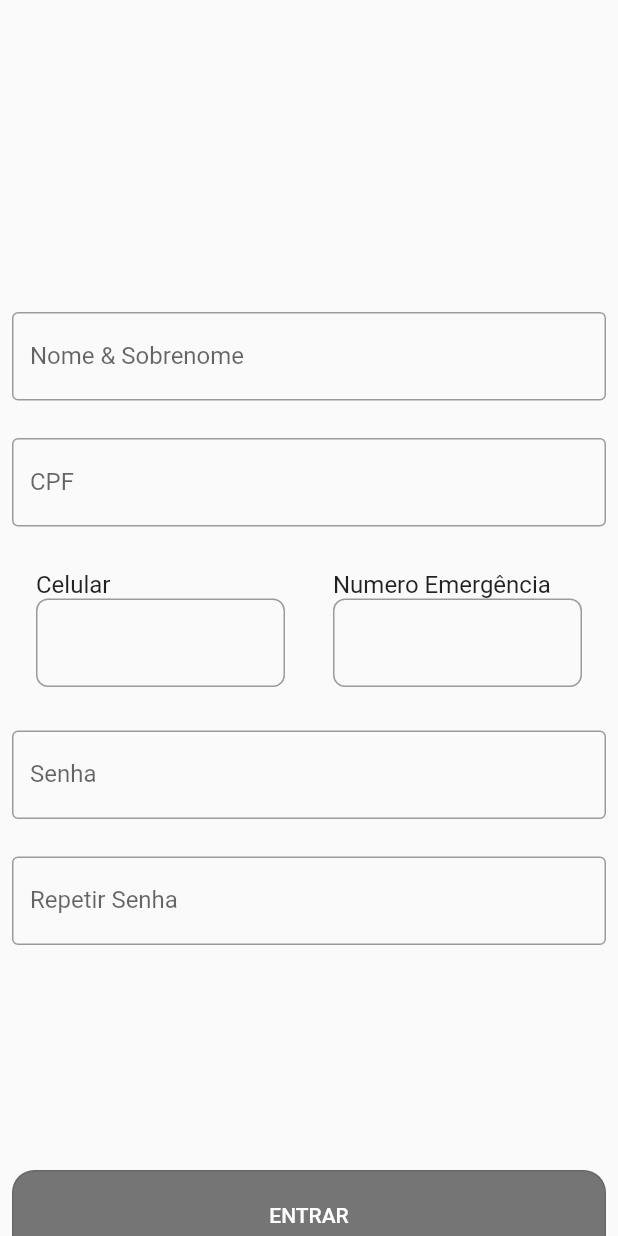
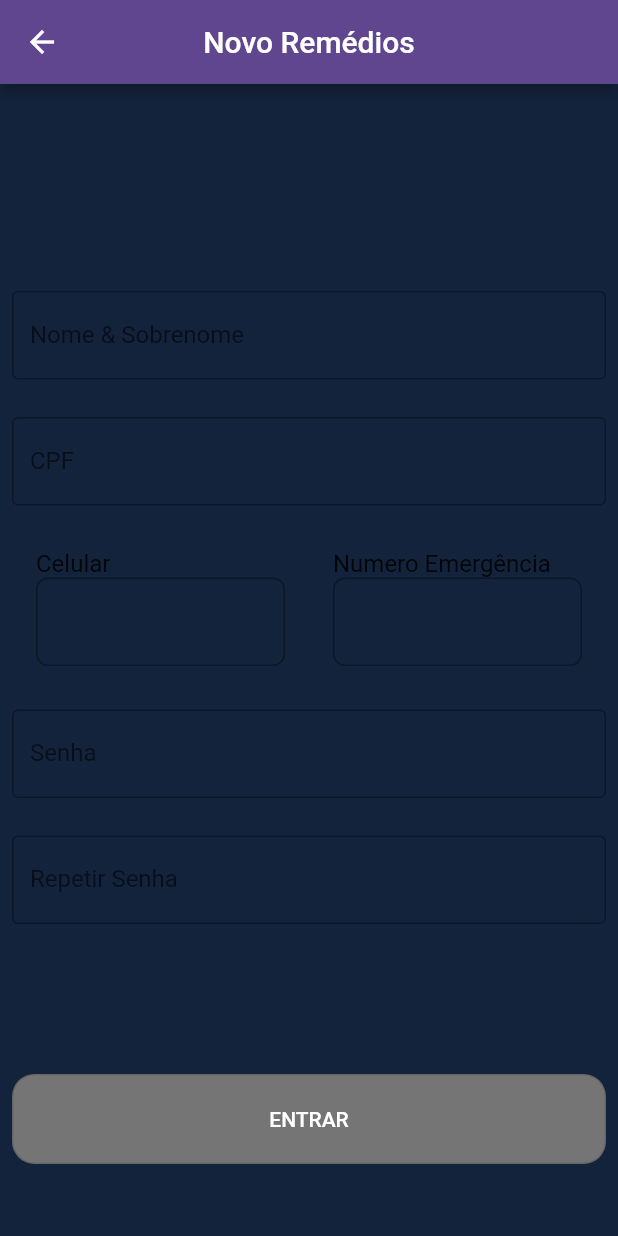
Before and after one commit to correagabriel/App_controleremedios, a Flutter app: the PrincipalView screen opened by its route, after a tap on "NOVO USUÁRIO", on a phone screen of 412 x 824 dp. Run offline on Flutter 3.47's test engine with Material 2 defaults, Android fonts, the phone set to English and light mode, and no system bars; our stand-ins replace device_preview.

Commit message:
second commit

```diff
--- a/lib/view/app/medicinesinlist_view.dart
+++ b/lib/view/app/medicinesinlist_view.dart
@@ -55,7 +55,7 @@ class _MedicinesinlistState extends State<Medicinesinlist> {
               ),
             ),
             Text(
-              lmedicines.qtndMedicamento,
+              lmedicines.dscMedicamento,
               style: TextStyle(
                 fontSize: 20,
                 fontStyle: FontStyle.italic,
--- a/lib/view/app/newpill_forms_view.dart
+++ b/lib/view/app/newpill_forms_view.dart
@@ -81,6 +81,7 @@ class _FormsnewpillState extends State<Formsnewpill> {
 
             Text(" QUANTIDADE COMPRIMIDOS : $_pills",
               style: TextStyle(fontSize: 22),
+
             ),
 
             SizedBox(
--- a/lib/view/user/forgetpassword_view.dart
+++ b/lib/view/user/forgetpassword_view.dart
@@ -12,7 +12,11 @@ class _ForgetPasswordState extends State<ForgetPassword> {
   Widget build(BuildContext context) {
     return Scaffold(
       backgroundColor: Color(0XFF14233c),
+
       appBar: AppBar(
+        title: const Text("Esqueceu a Senha"),
+        centerTitle: true,
+        backgroundColor: Color(0XFF60468f),
         leading: const BackButton(
         ),
       ),
--- a/lib/view/user/login_view.dart
+++ b/lib/view/user/login_view.dart
@@ -13,10 +13,11 @@ class _PrincipalViewState extends State<PrincipalView> {
     @override
     Widget build(BuildContext context) {
       return Material(
-      child: SizedBox(
-        width: double.infinity,
-        height: double.infinity,
-        child: Padding(
+        child: Scaffold(
+          backgroundColor: Color(0XFF14233c),
+          //width: double.infinity,
+          //height: double.infinity,
+          body: Padding(
             padding: const EdgeInsets.all(8.0),
             child: Column(
               mainAxisAlignment: MainAxisAlignment.start,
@@ -26,18 +27,48 @@ class _PrincipalViewState extends State<PrincipalView> {
                   child: Column(
                     children: [
                       TextField(
-                      maxLength: 11 ,
+                            maxLength: 11,
                             decoration: InputDecoration(
-                          labelText: 'CPF', border: OutlineInputBorder()),
+                            fillColor: Colors.white,
+                            filled: true,
+                            contentPadding: EdgeInsets.fromLTRB(16,8,16,8),
+                            border: OutlineInputBorder(
+                            borderRadius: BorderRadius.circular(19)
+                          ),
+                            labelText: 'CPF',
+                            enabledBorder: OutlineInputBorder(
+                            borderRadius: BorderRadius.circular(19),
+                            borderSide: const BorderSide(color: Color(0XFF60468f))
+                          ),
+                            focusedBorder: OutlineInputBorder(
+                            borderRadius: BorderRadius.circular(19),
+                            borderSide: const BorderSide(color:Color(0XFF60468f) ,width: 4)
+                          )
+                          ),
                       ),
                       SizedBox(
                         height: 15,
                       ),
+
                       TextField(
-                      obscureText: true,
                             maxLength: 8,
                             decoration: InputDecoration(
-                          labelText: 'Senha', border: OutlineInputBorder()),
+                            fillColor: Colors.white,
+                            filled: true,
+                            contentPadding: EdgeInsets.fromLTRB(16,8,16,8),
+                            border: OutlineInputBorder(
+                            borderRadius: BorderRadius.circular(19)
+                          ),
+                            labelText: 'SENHA',
+                            enabledBorder: OutlineInputBorder(
+                            borderRadius: BorderRadius.circular(19),
+                            borderSide: const BorderSide(color: Color(0XFF60468f))
+                          ),
+                            focusedBorder: OutlineInputBorder(
+                            borderRadius: BorderRadius.circular(19),
+                            borderSide: const BorderSide(color:Color(0XFF60468f) ,width: 4)
+                          )
+                          ),
                       ),
 
                       SizedBox(
@@ -46,7 +77,7 @@ class _PrincipalViewState extends State<PrincipalView> {
 
                       OutlinedButton(
                         style: OutlinedButton.styleFrom(
-                        backgroundColor: Colors.grey.shade600,
+                          backgroundColor: Color(0XFFc26ef7),
                           foregroundColor: Colors.white,
                           minimumSize: Size(double.infinity, 60),
                           shape: RoundedRectangleBorder(
@@ -79,7 +110,7 @@ class _PrincipalViewState extends State<PrincipalView> {
                 ),
                 OutlinedButton(
                   style: OutlinedButton.styleFrom(
-                  backgroundColor: Colors.grey.shade600,
+                    backgroundColor: Color(0XFFc26ef7),
                     foregroundColor: Colors.white,
                     minimumSize: Size(double.infinity, 60),
                     shape: RoundedRectangleBorder(
--- a/lib/view/user/newuser_view.dart
+++ b/lib/view/user/newuser_view.dart
@@ -13,18 +13,23 @@ class _NewUserState extends State<NewUser> {
   @override
   Widget build(BuildContext context) {
     return Material (
-
-       child: SizedBox(
-        width: double.infinity,
-        height: double.infinity,
-        child: SizedBox(
-          child: Padding(
+       child: Scaffold(
+        backgroundColor: Color(0XFF14233c),
+        appBar: AppBar(
+          title: const Text("Novo Remédios"),
+          centerTitle: true,
+          backgroundColor: Color(0XFF60468f),
+        ),
+        //width: double.infinity,
+        //height: double.infinity,
+        //child: SizedBox(
+          body: Padding(
             padding: const EdgeInsets.all(8.0),
             child: Column(
               mainAxisAlignment: MainAxisAlignment.start,
               children: [
                 SizedBox(
-                  height: 200,
+                  height: 130,
                 ),
                 TextField(
                   decoration: InputDecoration(
@@ -100,7 +105,7 @@ class _NewUserState extends State<NewUser> {
                 ),
 
                 SizedBox(
-                  height: 150,
+                  height: 100,
                 ),
 
                 OutlinedButton(
@@ -124,7 +129,6 @@ class _NewUserState extends State<NewUser> {
             ),
           ),
         ),
-      ),
     );
   }
 }
```
Also changed, not shown: lib/view/app/index_view.dart (+8 -1 lines), lib/view/apresentation/scren_apresentation.dart (+15 -1 lines), lib/view/navegation/navbar_view.dart (+19 -4 lines). Lines whose indentation alone changed are shown as unchanged.
